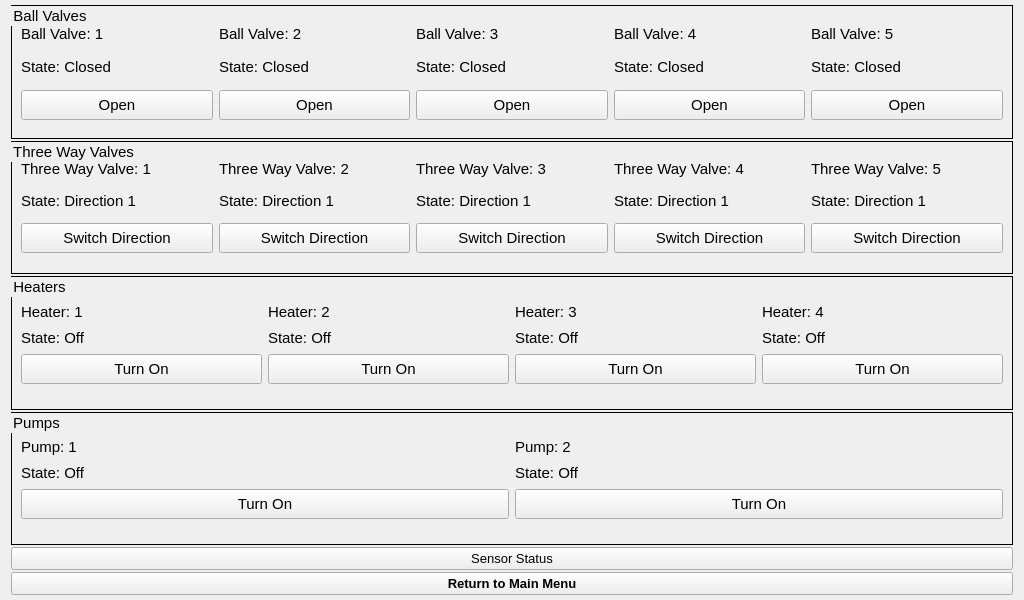
Qt form autobrewer/GUI/UI Files/DeviceStatusControls.ui (drmwve/Capstone-Project) before a commit.
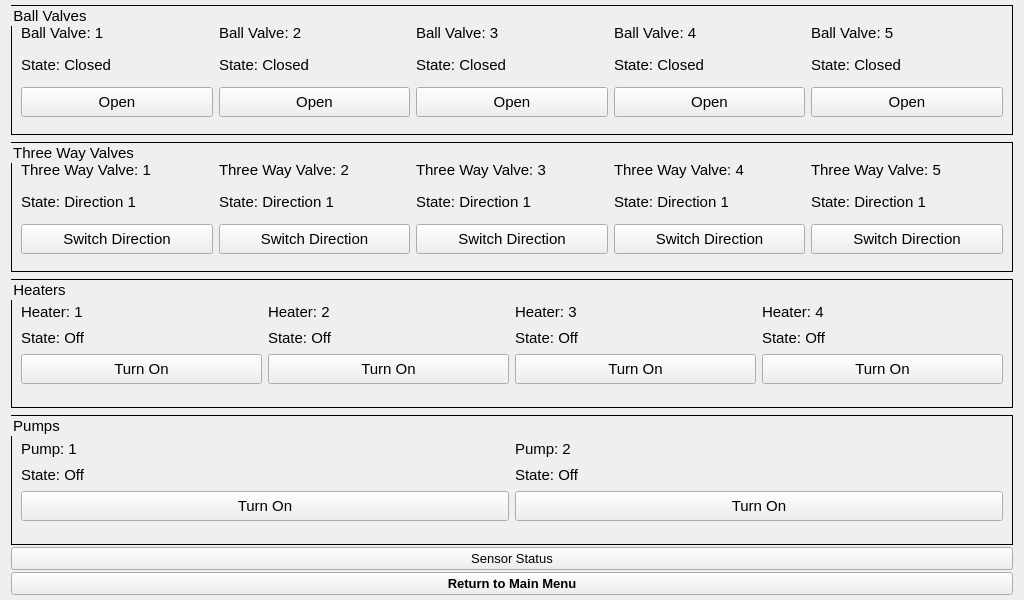
The same form after that commit.

Commit message: Layout adjustments

```diff
--- a/autobrewer/GUI/UI Files/DeviceStatusControls.ui
+++ b/autobrewer/GUI/UI Files/DeviceStatusControls.ui
@@ -62,7 +62,7 @@
           <property name="minimumSize">
            <size>
             <width>0</width>
-            <height>0</height>
+            <height>30</height>
            </size>
           </property>
           <property name="maximumSize">
@@ -197,7 +197,7 @@
           <property name="minimumSize">
            <size>
             <width>0</width>
-            <height>0</height>
+            <height>30</height>
            </size>
           </property>
           <property name="maximumSize">
@@ -260,7 +260,7 @@
           <property name="minimumSize">
            <size>
             <width>0</width>
-            <height>0</height>
+            <height>30</height>
            </size>
           </property>
           <property name="maximumSize">
@@ -290,7 +290,7 @@
           <property name="minimumSize">
            <size>
             <width>0</width>
-            <height>0</height>
+            <height>30</height>
            </size>
           </property>
           <property name="maximumSize">
@@ -335,7 +335,7 @@
           <property name="minimumSize">
            <size>
             <width>0</width>
-            <height>0</height>
+            <height>30</height>
            </size>
           </property>
           <property name="maximumSize">
@@ -380,6 +380,19 @@
      </layout>
     </widget>
    </item>
+   <item>
+    <spacer name="horizontalSpacer">
+     <property name="orientation">
+      <enum>Qt::Horizontal</enum>
+     </property>
+     <property name="sizeHint" stdset="0">
+      <size>
+       <width>40</width>
+       <height>5</height>
+      </size>
+     </property>
+    </spacer>
+   </item>
    <item>
     <widget class="QGroupBox" name="ThreeWayGroupBox">
      <property name="font">
@@ -530,6 +543,12 @@
         </item>
         <item row="2" column="0">
          <widget class="QPushButton" name="ThreeWay1Button">
+          <property name="minimumSize">
+           <size>
+            <width>0</width>
+            <height>30</height>
+           </size>
+          </property>
           <property name="maximumSize">
            <size>
             <width>16777215</width>
@@ -551,6 +570,12 @@
         </item>
         <item row="2" column="3">
          <widget class="QPushButton" name="ThreeWay4Button">
+          <property name="minimumSize">
+           <size>
+            <width>0</width>
+            <height>30</height>
+           </size>
+          </property>
           <property name="maximumSize">
            <size>
             <width>16777215</width>
@@ -572,6 +597,12 @@
         </item>
         <item row="2" column="4">
          <widget class="QPushButton" name="ThreeWay5Button">
+          <property name="minimumSize">
+           <size>
+            <width>0</width>
+            <height>30</height>
+           </size>
+          </property>
           <property name="maximumSize">
            <size>
             <width>16777215</width>
@@ -611,6 +642,12 @@
         </item>
         <item row="2" column="2">
          <widget class="QPushButton" name="ThreeWay3Button">
+          <property name="minimumSize">
+           <size>
+            <width>0</width>
+            <height>30</height>
+           </size>
+          </property>
           <property name="maximumSize">
            <size>
             <width>16777215</width>
@@ -668,6 +705,12 @@
         </item>
         <item row="2" column="1">
          <widget class="QPushButton" name="ThreeWay2Button">
+          <property name="minimumSize">
+           <size>
+            <width>0</width>
+            <height>30</height>
+           </size>
+          </property>
           <property name="maximumSize">
            <size>
             <width>16777215</width>
@@ -692,6 +735,19 @@
      </layout>
     </widget>
    </item>
+   <item>
+    <spacer name="horizontalSpacer_2">
+     <property name="orientation">
+      <enum>Qt::Horizontal</enum>
+     </property>
+     <property name="sizeHint" stdset="0">
+      <size>
+       <width>40</width>
+       <height>5</height>
+      </size>
+     </property>
+    </spacer>
+   </item>
    <item>
     <widget class="QGroupBox" name="HeatersGroupBox">
      <property name="font">
@@ -947,6 +1003,19 @@
      </layout>
     </widget>
    </item>
+   <item>
+    <spacer name="horizontalSpacer_3">
+     <property name="orientation">
+      <enum>Qt::Horizontal</enum>
+     </property>
+     <property name="sizeHint" stdset="0">
+      <size>
+       <width>40</width>
+       <height>5</height>
+      </size>
+     </property>
+    </spacer>
+   </item>
    <item>
     <widget class="QGroupBox" name="PumpsGroupBox">
      <property name="font">
@@ -1007,6 +1076,12 @@
         </item>
         <item row="2" column="1">
          <widget class="QPushButton" name="Pump2Button">
+          <property name="minimumSize">
+           <size>
+            <width>0</width>
+            <height>30</height>
+           </size>
+          </property>
           <property name="maximumSize">
            <size>
             <width>16777215</width>
@@ -1046,6 +1121,12 @@
         </item>
         <item row="2" column="0">
          <widget class="QPushButton" name="Pump1Button">
+          <property name="minimumSize">
+           <size>
+            <width>0</width>
+            <height>30</height>
+           </size>
+          </property>
           <property name="maximumSize">
            <size>
             <width>16777215</width>
```
Left out of the diff: 24 changed lines with no effect on the pictures. The commit also changes 4 other files.
